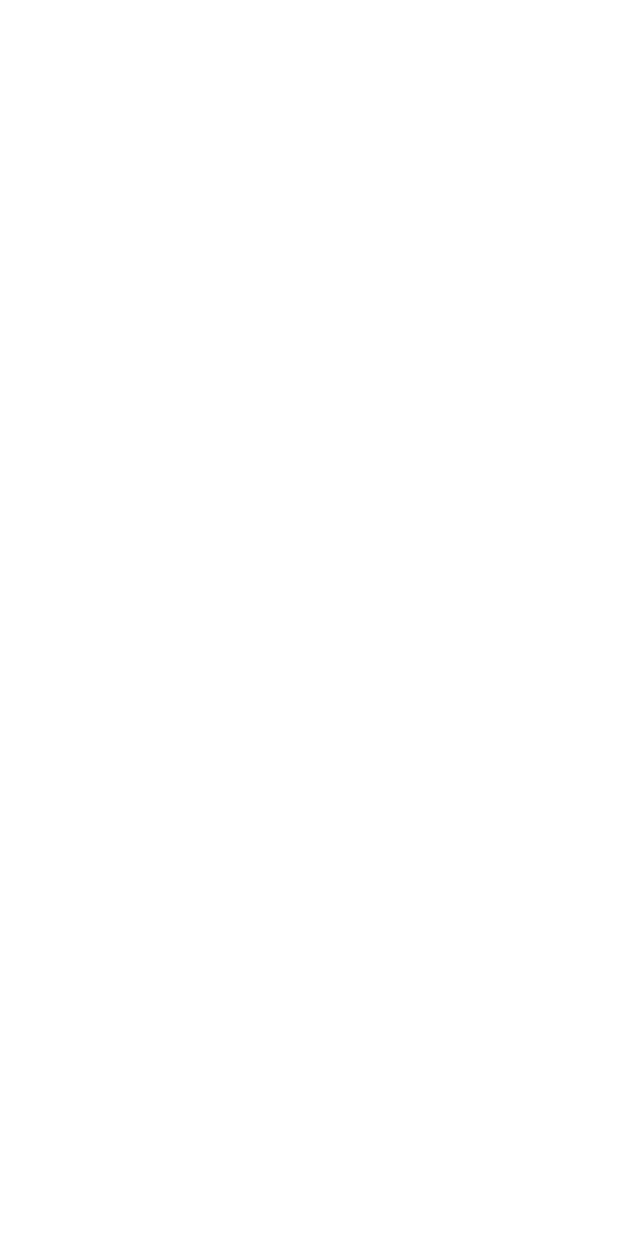
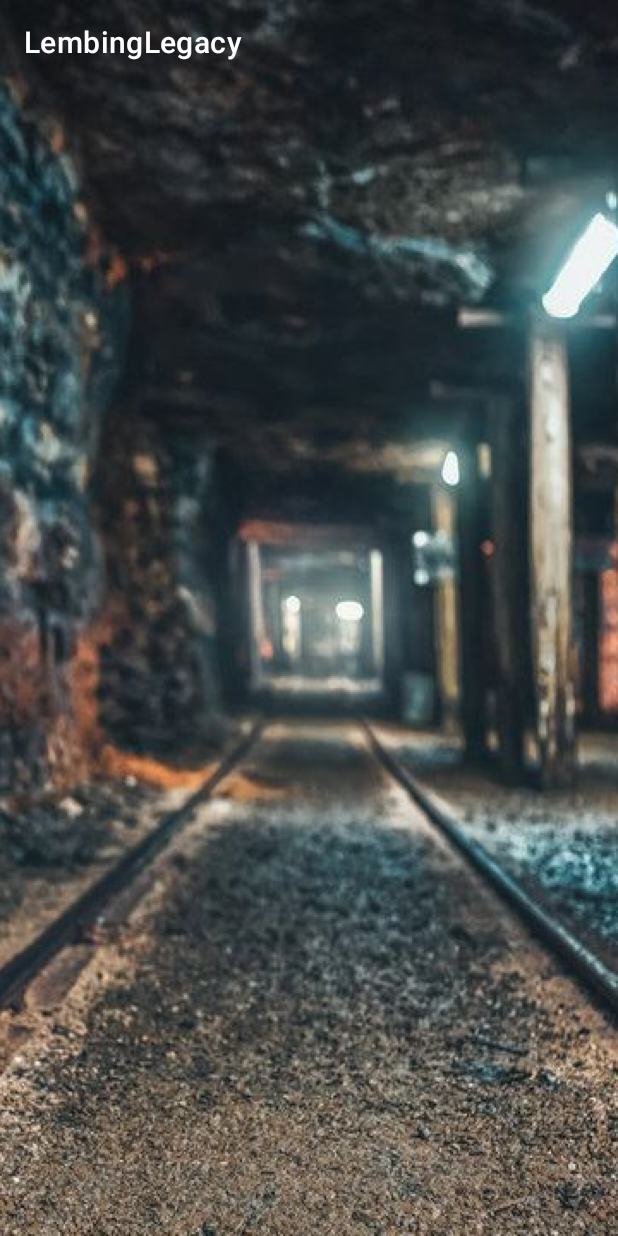
Before and after one commit to zhafranzainal/museum_visitor_app, an Android app: the GalleryActivity screen opened directly, with no data from a screen before it, on a phone screen of 412 x 824 dp. Before the commit the screen is empty. Run offline under Robolectric (Android 15) with nearby library versions, the phone set to English and light mode, and no system bars.

Commit message:
Add background image for gallery screen

```diff
--- a/app/src/main/res/layout/activity_gallery.xml
+++ b/app/src/main/res/layout/activity_gallery.xml
@@ -1,9 +1,9 @@
 <?xml version="1.0" encoding="utf-8"?>
-<androidx.constraintlayout.widget.ConstraintLayout xmlns:android="http://schemas.android.com/apk/res/android"
-    xmlns:app="http://schemas.android.com/apk/res-auto"
+<RelativeLayout xmlns:android="http://schemas.android.com/apk/res/android"
     xmlns:tools="http://schemas.android.com/tools"
     android:layout_width="match_parent"
     android:layout_height="match_parent"
+    android:background="@drawable/bg_app"
     tools:context=".GalleryActivity">
 
-</androidx.constraintlayout.widget.ConstraintLayout>
+</RelativeLayout>
```
